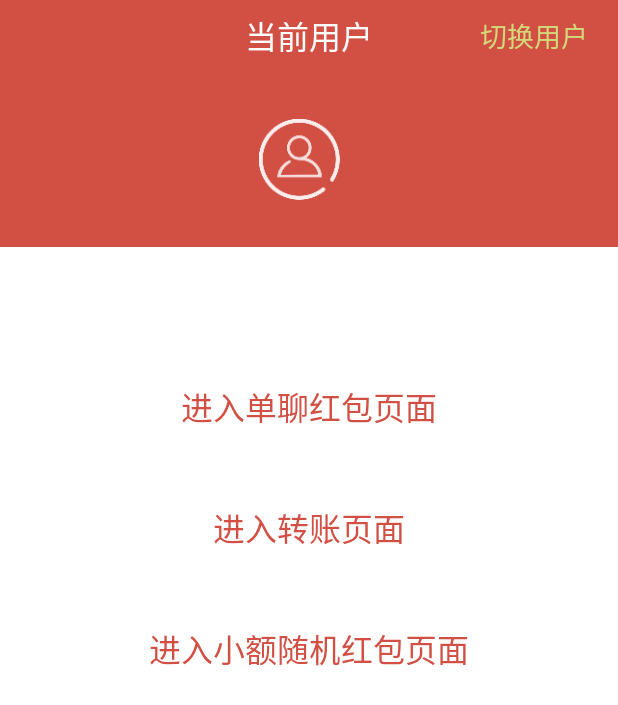
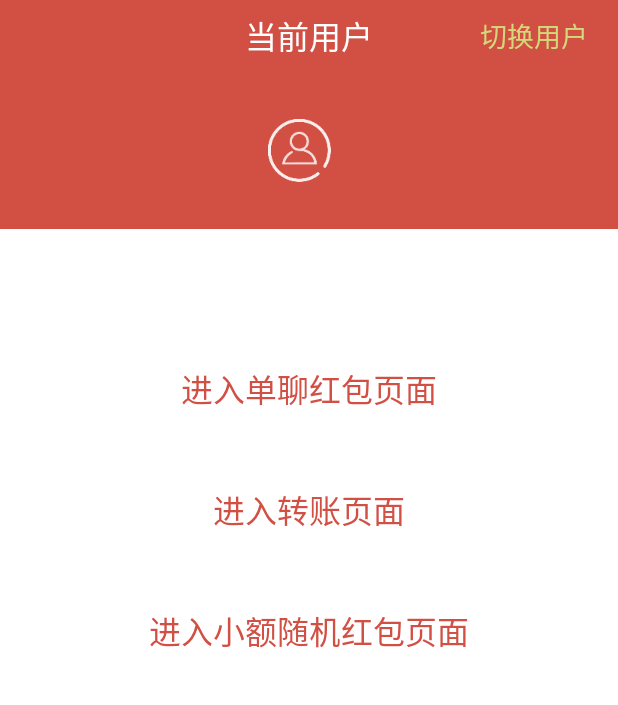
Before and after one commit to YunzhanghuOpen/AndroidRedPacketDemo, an Android app: the DetailActivity screen opened directly, with no data from a screen before it, on a phone screen of 412 x 824 dp. Shown: the top 705 px of the screen. Run offline under Robolectric (Android 15) with nearby library versions, the light colour scheme and no system bars; pictures from the network do not load.

Commit message:
resize avatar size

```diff
--- a/RedPacketDemo/app/src/main/res/layout/activity_detail.xml
+++ b/RedPacketDemo/app/src/main/res/layout/activity_detail.xml
@@ -56,8 +56,8 @@
 
                 <ImageView
                     android:id="@+id/iv_current_user_avatar"
-                    android:layout_width="54dp"
-                    android:layout_height="54dp"
+                    android:layout_width="42dp"
+                    android:layout_height="42dp"
                     android:gravity="center"
                     android:src="@drawable/default_avatar"
                     />
```
